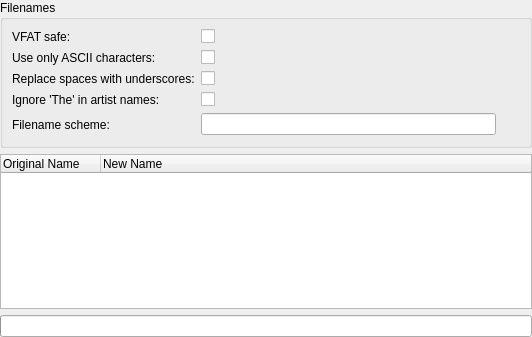
Above: tags/trackorganiser.ui from CDrummond/cantata before the change. Below: the same form after it.
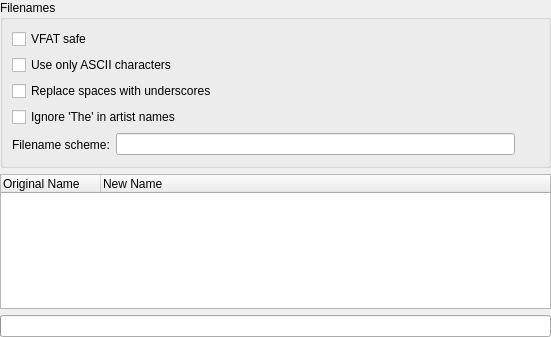
That is the form after the change. Custom widgets are drawn as their Qt base class.

Commit message: Remove usage of Gtk-style on-off button for Gtk style, and instead give checkboxes better text and adjust config layout.

```diff
--- a/tags/trackorganiser.ui
+++ b/tags/trackorganiser.ui
@@ -6,7 +6,7 @@
    <rect>
     <x>0</x>
     <y>0</y>
-    <width>532</width>
+    <width>551</width>
     <height>337</height>
    </rect>
   </property>
@@ -65,71 +65,31 @@
         </property>
        </widget>
       </item>
-      <item row="3" column="1">
-       <widget class="OnOffButton" name="ignoreThe">
+        <item row="0" column="0" colspan="2">
+         <widget class="QCheckBox" name="vfatSafe">
         <property name="text">
-         <string/>
+           <string>VFAT safe</string>
         </property>
        </widget>
       </item>
-      <item row="3" column="0">
-       <widget class="BuddyLabel" name="label_5">
+        <item row="1" column="0" colspan="2">
+         <widget class="QCheckBox" name="asciiOnly">
         <property name="text">
-         <string>Ignore 'The' in artist names:</string>
-        </property>
-        <property name="buddy">
-         <cstring>ignoreThe</cstring>
-        </property>
-       </widget>
-      </item>
-      <item row="2" column="1">
-       <widget class="OnOffButton" name="replaceSpaces">
+           <string>Use only ASCII characters</string>
+          </property>
+         </widget>
+        </item>
+        <item row="2" column="0" colspan="2">
+         <widget class="QCheckBox" name="replaceSpaces">
         <property name="text">
-         <string/>
+           <string>Replace spaces with underscores</string>
         </property>
        </widget>
       </item>
-      <item row="2" column="0">
-       <widget class="BuddyLabel" name="label_4">
+        <item row="3" column="0" colspan="2">
+         <widget class="QCheckBox" name="ignoreThe">
         <property name="text">
-         <string>Replace spaces with underscores:</string>
-        </property>
-        <property name="buddy">
-         <cstring>replaceSpaces</cstring>
-        </property>
-       </widget>
-      </item>
-      <item row="1" column="1">
-       <widget class="OnOffButton" name="asciiOnly">
-        <property name="text">
-         <string/>
-        </property>
-       </widget>
-      </item>
-      <item row="1" column="0">
-       <widget class="BuddyLabel" name="label_3">
-        <property name="text">
-         <string>Use only ASCII characters:</string>
-        </property>
-        <property name="buddy">
-         <cstring>asciiOnly</cstring>
-        </property>
-       </widget>
-      </item>
-      <item row="0" column="1">
-       <widget class="OnOffButton" name="vfatSafe">
-        <property name="text">
-         <string/>
-        </property>
-       </widget>
-      </item>
-      <item row="0" column="0">
-       <widget class="BuddyLabel" name="label_2">
-        <property name="text">
-         <string>VFAT safe:</string>
-        </property>
-        <property name="buddy">
-         <cstring>vfatSafe</cstring>
+           <string>Ignore 'The' in artist names</string>
         </property>
        </widget>
       </item>
@@ -170,11 +130,6 @@
   </layout>
  </widget>
  <customwidgets>
-  <customwidget>
-   <class>OnOffButton</class>
-   <extends>QCheckBox</extends>
-   <header>onoffbutton.h</header>
-  </customwidget>
   <customwidget>
    <class>LineEdit</class>
    <extends>QLineEdit</extends>
```
Left out of the diff: 6 changed lines with no effect on the pictures. Lines whose indentation alone changed are shown as unchanged. The commit also changes 34 other files.
